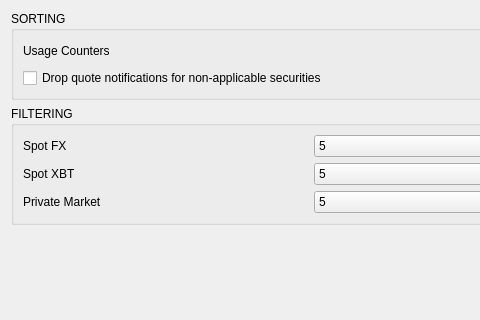
The window that BlockSettleUILib/DealingSettingsPage.ui (BlockSettle/terminal) describes before a commit, drawn with Qt 5; both pictures show x 0 to 480 and y 0 to 320 of the 621 by 532 pixel window.
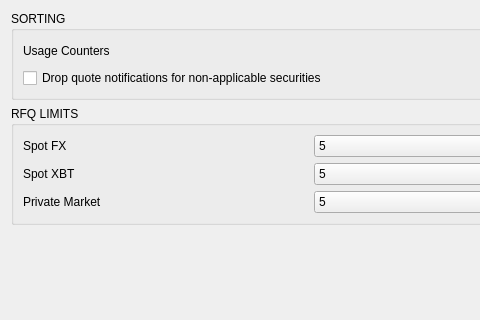
The same window after the commit.

Commit message: Changed title of group box.

Diff of the .ui file:
```diff
--- a/BlockSettleUILib/DealingSettingsPage.ui
+++ b/BlockSettleUILib/DealingSettingsPage.ui
@@ -88,7 +88,7 @@
    <item>
     <widget class="QGroupBox" name="groupBox">
      <property name="title">
-      <string>FILTERING</string>
+      <string>RFQ LIMITS</string>
      </property>
      <layout class="QVBoxLayout" name="verticalLayout_2">
       <item>
```
